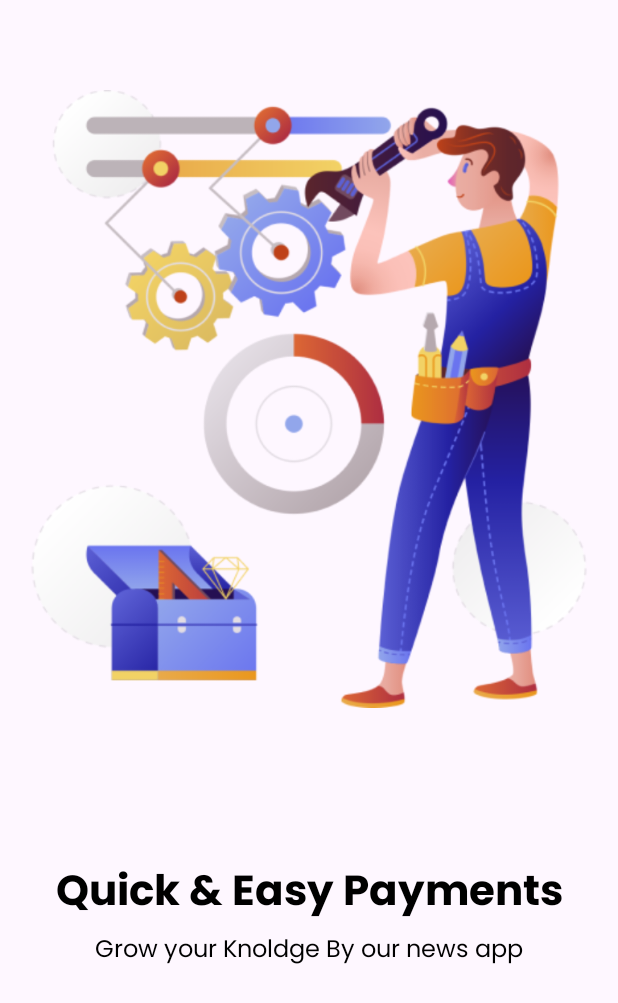
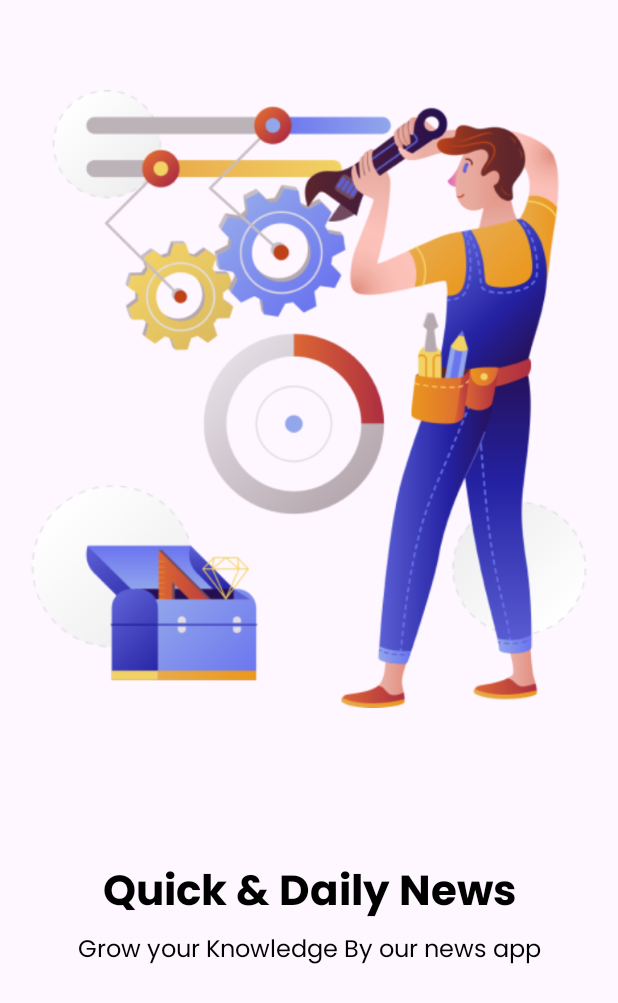
Before and after one commit to 0xSA7/What-Now-NewsApp, an Android app: the layout slide3.xml on its own in the app's theme, with its tools: preview values and no code run, on a phone screen of 412 x 824 dp. Shown: the top 1003 px of the screen. Run offline under Robolectric (Android 15) with nearby library versions, the phone set to English and light mode, and no system bars; Roboto replaces fonts that are not available here.

```diff
--- a/app/src/main/AndroidManifest.xml
+++ b/app/src/main/AndroidManifest.xml
@@ -8,9 +8,9 @@
         android:allowBackup="true"
         android:dataExtractionRules="@xml/data_extraction_rules"
         android:fullBackupContent="@xml/backup_rules"
-        android:icon="@drawable/newspaper"
+        android:icon="@drawable/logo"
         android:label="@string/app_name"
-        android:roundIcon="@drawable/newspaper"
+        android:roundIcon="@drawable/logo"
         android:supportsRtl="true"
         android:theme="@style/Theme.WhatNow"
         android:usesCleartextTraffic="true"
--- a/app/src/main/res/layout/activity_signup.xml
+++ b/app/src/main/res/layout/activity_signup.xml
@@ -18,7 +18,7 @@
         android:layout_height="180dp"
         android:layout_marginBottom="32dp"
         android:scaleType="fitCenter"
-        android:src="@drawable/news_pic" />
+        android:src="@drawable/logo" />
 
     <EditText
         android:id="@+id/email_et"
--- a/app/src/main/res/layout/slide3.xml
+++ b/app/src/main/res/layout/slide3.xml
@@ -22,7 +22,7 @@
         android:text="@string/heading_one"
         android:textAlignment="center"
         android:textColor="@color/black"
-        android:textSize="28dp" />
+        android:textSize="28sp" />
 
     <TextView
         android:id="@+id/textdeccription"
--- a/app/src/main/res/values/strings.xml
+++ b/app/src/main/res/values/strings.xml
@@ -55,19 +55,17 @@
         <item>Chinese</item>
     </string-array>
 
-        <string name="heading_one">Quick &amp; Easy Payments</string>
+        <string name="heading_one">Quick &amp; Daily News</string>
         <string name="heading_two">Instant Notifications</string>
-        <string name="heading_three">Cashless Payment</string>
-        <string name="heading_fourth">Pay Anywhere</string>
 
         //Description
-        <string name="desc_one">Grow your Knoldge By our news app </string>
+        <string name="desc_one">Grow your Knowledge By our news app </string>
 
     <string name="Sp_what_now">What Now</string>
     <string name="Sp_your_news_at_any_time">Your News At Any Time</string>
     <string name="news_image">news_Image</string>
     <string name="dots">...</string>
-    <string name="shareic">shareic</string>
+    <string name="share">share</string>
     <string name="setting_api_1">What are you interested in?</string>
     <string name="setting_api_2">• Categories</string>
     <string name="setting_api_3">• Country</string>
```
Also changed, not shown: app/src/main/res/drawable/logo.jpeg (added), app/src/main/res/drawable/news_pic.png (deleted), app/src/main/res/drawable/newspaper.png (deleted), app/src/main/res/mipmap-hdpi/ic_launcher.webp (deleted), app/src/main/res/mipmap-hdpi/ic_launcher_round.webp (deleted), app/src/main/res/mipmap-mdpi/ic_launcher.webp (deleted), app/src/main/res/mipmap-mdpi/ic_launcher_round.webp (deleted), app/src/main/res/mipmap-xhdpi/ic_launcher.webp (deleted), app/src/main/res/mipmap-xhdpi/ic_launcher_round.webp (deleted), app/src/main/res/mipmap-xxhdpi/ic_launcher.webp (deleted), app/src/main/res/mipmap-xxhdpi/ic_launcher_round.webp (deleted), app/src/main/res/mipmap-xxxhdpi/ic_launcher.webp (deleted), app/src/main/res/mipmap-xxxhdpi/ic_launcher_round.webp (deleted), 3 other files.
